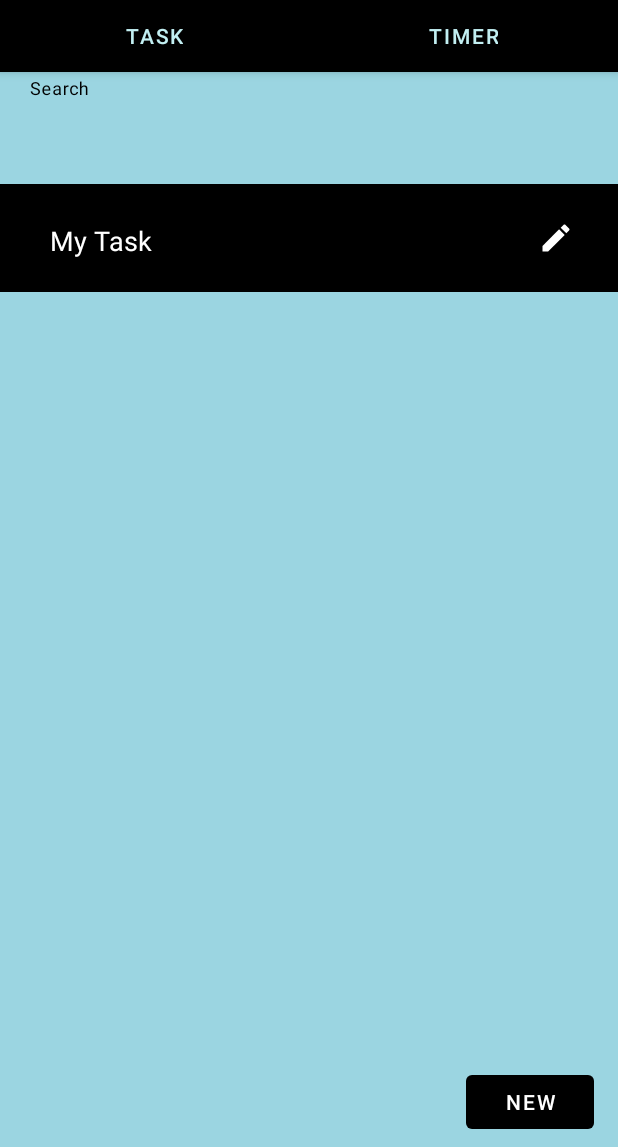
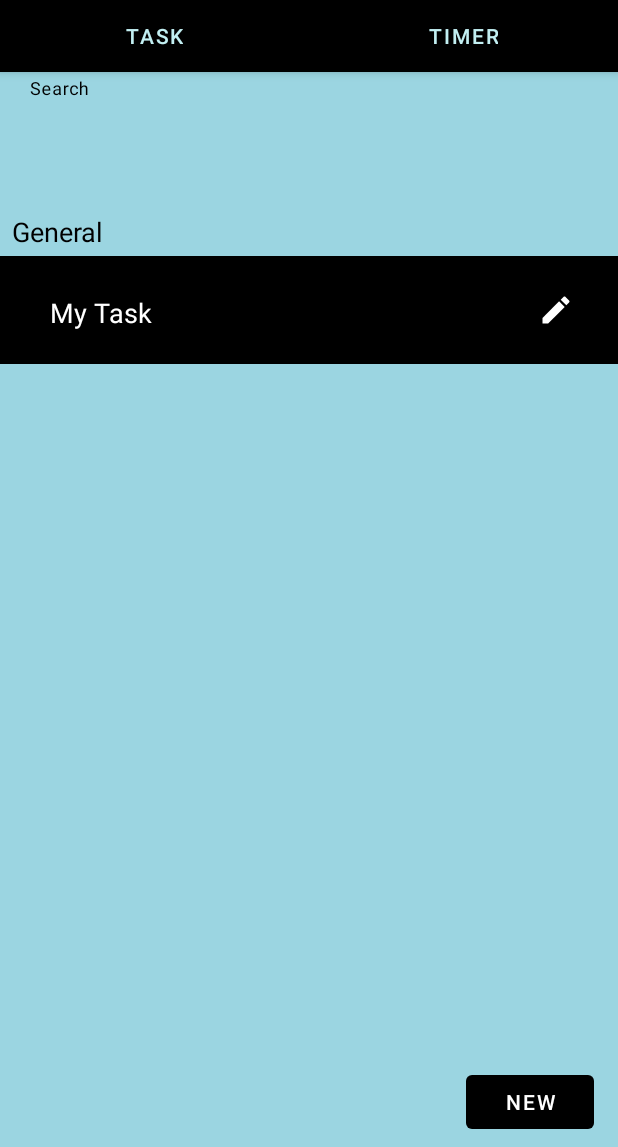
Before and after one commit to carbonXIII/PomodoroApp, an Android app: the ListTaskView screen opened directly, with no data from a screen before it, on a phone screen of 412 x 824 dp, the part 89-1236 px from its top. Run offline under Robolectric (Android 15) with nearby library versions, the phone set to English and light mode, and no system bars.

Commit message:
Display categories as separate sections in the task list, and on the timer screen.

```diff
--- a/project/app/src/main/java/org/team/app/contract/ListTaskContract.java
+++ b/project/app/src/main/java/org/team/app/contract/ListTaskContract.java
@@ -4,9 +4,38 @@ import java.util.UUID;
 import java.util.Collection;
 
 public interface ListTaskContract {
+    static class Element {
+        public final UUID task;
+        public final String category;
+
+        public Element(UUID task) {
+            this.task = task;
+            this.category = null;
+        }
+
+        public Element(String category) {
+            this.task = null;
+            this.category = category;
+        }
+
+        public boolean equals(Object o) {
+            if(o instanceof Element) {
+                Element O = (Element) o;
+                if(this.task != O.task)
+                    return false;
+                if(this.category == null ? O.category != null : !this.category.equals(O.category))
+                    return false;
+
+                return true;
+            }
+
+            return false;
+        }
+    }
+
     interface View extends BaseView<Presenter> {
         /// Update the list of currently displayed tasks (filtered)
-        public void updateTaskList(Collection<UUID> list);
+        public void updateTaskList(Collection<Element> list);
 
         /// Update the currently selected task
         public void selectCurrentTask(UUID task);
--- a/project/app/src/main/java/org/team/app/contract/TimerContract.java
+++ b/project/app/src/main/java/org/team/app/contract/TimerContract.java
@@ -6,6 +6,9 @@ public interface TimerContract {
     interface View extends BaseView<Presenter> {
         /// Set the task name in response to model updates
         void setTaskName(String taskName);
+
+        /// Set the task category in response to model updates
+        void setTaskCategory(String taskCategory);
 
         /// Set the displayed timer title based on type
         void setTimerType(TimerType type);
--- a/project/app/src/main/java/org/team/app/presenter/ListTaskPresenter.java
+++ b/project/app/src/main/java/org/team/app/presenter/ListTaskPresenter.java
@@ -1,6 +1,7 @@
 package org.team.app.presenter;
 
 import org.team.app.contract.ListTaskContract;
+import org.team.app.contract.ListTaskContract.Element;
 import org.team.app.model.TaskStore;
 import org.team.app.model.Task;
 import org.team.app.model.TimerType;
@@ -8,6 +9,8 @@ import org.team.app.model.TimerType;
 import java.util.Collection;
 import java.util.ArrayList;
 import java.util.UUID;
+import java.util.Map;
+import java.util.TreeMap;
 
 public class ListTaskPresenter
     implements ListTaskContract.Presenter, TaskStore.Listener, Task.Listener {
@@ -41,6 +44,7 @@ public class ListTaskPresenter
         reloadTaskList();
     }
 
+    @Override
     public void onTaskCategoryUpdate(Task task, String newCategory) {
         reloadTaskList();
     }
@@ -96,22 +100,38 @@ public class ListTaskPresenter
             }
         }
 
-        Task currentTask = mTaskStore.getCurrentTask();
         this.filtered = mTaskStore.getTasks(currentFilter);
 
-        this.filtered.add(currentTask);
+        Task currentTask = mTaskStore.getCurrentTask();
         currentTask.subscribe(this);
+        if(!this.filtered.contains(currentTask))
+            this.filtered.add(currentTask);
 
-        ArrayList<UUID> inOrder = new ArrayList<UUID>();
-        inOrder.add(currentTask.getUUID());
-
+        TreeMap<String, ArrayList<UUID> > byCategory = new TreeMap<>();
         for(Task task: this.filtered) {
-            if(task.getUUID() != currentTask.getUUID())
-                inOrder.add(task.getUUID());
             task.subscribe(this);
+            if(!byCategory.containsKey(task.getCategory()))
+                byCategory.put(task.getCategory(), new ArrayList<>());
+            byCategory.get(task.getCategory()).add(task.getUUID());
         }
 
-        System.out.println("" + inOrder.size() + ", " + this.filtered.size());
+        ArrayList<Element> inOrder = new ArrayList<Element>();
+        inOrder.add(new Element(currentTask.getCategory()));
+        inOrder.add(new Element(currentTask.getUUID()));
+        for(UUID task: byCategory.get(currentTask.getCategory())) {
+            if(task == currentTask.getUUID())
+                continue;
+            inOrder.add(new Element(task));
+        }
+
+        for(Map.Entry<String, ArrayList<UUID>> group: byCategory.entrySet()) {
+            if(group.getKey().equals(currentTask.getCategory()))
+                continue;
+
+            inOrder.add(new Element(group.getKey()));
+            for(UUID task: group.getValue())
+                inOrder.add(new Element(task));
+        }
 
         mView.updateTaskList(inOrder);
         mView.selectCurrentTask(currentTask.getUUID());
--- a/project/app/src/main/java/org/team/app/presenter/TimerPresenter.java
+++ b/project/app/src/main/java/org/team/app/presenter/TimerPresenter.java
@@ -48,6 +48,7 @@ public class TimerPresenter
         mTask.subscribe(this);
 
         mView.setTaskName(mTask.getName());
+        mView.setTaskCategory(mTask.getCategory());
         timerType = null;
         onPlayButton();
     }
@@ -64,6 +65,8 @@ public class TimerPresenter
 
     @Override
     public void onTaskCategoryUpdate(Task task, String newCategory) {
+        if(task.getUUID() == mTask.getUUID())
+            mView.setTaskCategory(newCategory);
     }
 
     @Override
--- a/project/app/src/main/java/org/team/app/view/ListTaskView.java
+++ b/project/app/src/main/java/org/team/app/view/ListTaskView.java
@@ -18,6 +18,7 @@ import android.widget.Toast;
 import com.google.android.material.textfield.TextInputLayout;
 
 import org.team.app.contract.ListTaskContract;
+import org.team.app.contract.ListTaskContract.Element;
 
 import java.util.ArrayList;
 import java.util.List;
@@ -31,7 +32,7 @@ public class ListTaskView extends FragmentView implements ListTaskContract.View
     protected LinearLayoutManager mLayoutManager;
     protected Adapter mAdapter;
 
-    protected List<UUID> taskList;
+    protected List<Element> taskList;
     protected UUID selectedTask = null;
 
     protected int colorItemBase;
@@ -41,7 +42,7 @@ public class ListTaskView extends FragmentView implements ListTaskContract.View
     public ListTaskView() {
         super(R.layout.screen_list_task);
 
-        taskList = new ArrayList<UUID>();
+        taskList = new ArrayList<>();
     }
 
     @Override
@@ -104,19 +105,26 @@ public class ListTaskView extends FragmentView implements ListTaskContract.View
     }
 
     @Override
-    public void updateTaskList(Collection<UUID> task) {
-        taskList = new ArrayList<UUID>(task);
+    public void updateTaskList(Collection<Element> list) {
+        taskList = new ArrayList<>(list);
         mAdapter.notifyDataSetChanged();
+    }
+
+    private int getTaskIndex(UUID task) {
+        for(int i = 0; i < taskList.size(); i++)
+            if(taskList.get(i).task == task)
+                return i;
+        return -1;
     }
 
     @Override
     public void selectCurrentTask(UUID task) {
         int prevPos = -1;
         if(this.selectedTask != null)
-            prevPos = taskList.indexOf(this.selectedTask);
+            prevPos = getTaskIndex(task);
 
         this.selectedTask = task;
-        int pos = taskList.indexOf(this.selectedTask);
+        int pos = getTaskIndex(this.selectedTask);
 
         // Only update the relevant positions, rather than the entire data set
         if (prevPos < 0)
@@ -137,14 +145,14 @@ public class ListTaskView extends FragmentView implements ListTaskContract.View
             .commit();
     }
 
-    class Adapter extends RecyclerView.Adapter<Adapter.ViewHolder> {
-        class ViewHolder extends RecyclerView.ViewHolder {
+    class Adapter extends RecyclerView.Adapter<RecyclerView.ViewHolder> {
+        class TaskViewHolder extends RecyclerView.ViewHolder {
             protected final TextView taskNameText;
             protected final ImageButton editButton;
 
             protected UUID task = null;
 
-            public ViewHolder(View v) {
+            public TaskViewHolder(View v) {
                 super(v);
 
                 v.setOnClickListener(new View.OnClickListener() {
@@ -194,20 +202,51 @@ public class ListTaskView extends FragmentView implements ListTaskContract.View
             }
         }
 
+        class CategoryViewHolder extends RecyclerView.ViewHolder {
+            protected final TextView categoryNameText;
+
+            public CategoryViewHolder(View v) {
+                super(v);
+
+                this.categoryNameText = v.findViewById(R.id.text_item_name);
+            }
+
+            public void setName(String name) {
+                categoryNameText.setText(name);
+            }
+        }
+
         public Adapter() {
         }
 
         @Override
-        public ViewHolder onCreateViewHolder(ViewGroup view, int viewType) {
-            View v = LayoutInflater.from(view.getContext()).inflate(R.layout.item_task, view, false);
-            return new ViewHolder(v);
+        public int getItemViewType(int position) {
+            return taskList.get(position).task == null ? 1 : 0;
         }
 
         @Override
-        public void onBindViewHolder(ViewHolder holder, final int position) {
-            holder.setTask(taskList.get(position));
-            holder.setName(mPresenter.getTaskName(taskList.get(position)));
-            holder.updateColor(taskList.get(position) == selectedTask, position);
+        public RecyclerView.ViewHolder onCreateViewHolder(ViewGroup view, int viewType) {
+            if(viewType == 0) {
+                View v = LayoutInflater.from(view.getContext()).inflate(R.layout.item_task, view, false);
+                return new TaskViewHolder(v);
+            } else {
+                View v = LayoutInflater.from(view.getContext()).inflate(R.layout.item_category, view, false);
+                return new CategoryViewHolder(v);
+            }
+        }
+
+        @Override
+        public void onBindViewHolder(RecyclerView.ViewHolder _holder, final int position) {
+            if(_holder.getItemViewType() == 0) {
+                TaskViewHolder holder = (TaskViewHolder) _holder;
+                UUID task = taskList.get(position).task;
+                holder.setTask(task);
+                holder.setName(mPresenter.getTaskName(task));
+                holder.updateColor(task == selectedTask, position);
+            } else {
+                CategoryViewHolder holder = (CategoryViewHolder) _holder;
+                holder.setName(taskList.get(position).category);
+            }
         }
 
         @Override
--- a/project/app/src/main/java/org/team/app/view/TimerView.java
+++ b/project/app/src/main/java/org/team/app/view/TimerView.java
@@ -19,6 +19,7 @@ public class TimerView extends FragmentView implements TimerContract.View, Timer
     protected TimerContract.Presenter mPresenter;
     protected TextView titleText;
     protected TextView taskNameText;
+    protected TextView taskCategoryText;
     protected TextView timerText;
     protected Button pauseButton;
     protected Button skipButton;
@@ -52,6 +53,11 @@ public class TimerView extends FragmentView implements TimerContract.View, Timer
     @Override
     public void setTaskName(String taskName) {
         taskNameText.setText(taskName);
+    }
+
+    @Override
+    public void setTaskCategory(String taskCategory) {
+        taskCategoryText.setText(taskCategory);
     }
 
     @Override
@@ -140,6 +146,7 @@ public class TimerView extends FragmentView implements TimerContract.View, Timer
 
         titleText = view.findViewById(R.id.text_task_title);
         taskNameText = view.findViewById(R.id.text_task_name);
+        taskCategoryText = view.findViewById(R.id.text_task_category);
         timerText = view.findViewById(R.id.text_timer);
 
         pauseButton = view.findViewById(R.id.button_pause);
--- /dev/null
+++ b/project/app/src/main/res/layout/item_category.xml
@@ -0,0 +1,27 @@
+<?xml version="1.0" encoding="utf-8"?>
+<androidx.constraintlayout.widget.ConstraintLayout xmlns:android="http://schemas.android.com/apk/res/android"
+    xmlns:app="http://schemas.android.com/apk/res-auto"
+    xmlns:tools="http://schemas.android.com/tools"
+    android:layout_width="match_parent"
+    android:layout_height="@dimen/item_category_height"
+    android:background="@android:color/transparent">
+
+    <TextView
+        android:id="@+id/text_item_name"
+        android:layout_width="0dp"
+        android:layout_height="0dp"
+        android:layout_marginStart="8dp"
+        android:layout_marginLeft="8dp"
+        android:layout_marginTop="16dp"
+        android:layout_marginEnd="8dp"
+        android:layout_marginRight="8dp"
+        android:gravity="center_vertical"
+        android:text="@string/placeholder"
+        android:textColor="@color/colorPrimary"
+        android:textSize="18sp"
+        app:layout_constraintBottom_toBottomOf="parent"
+        app:layout_constraintEnd_toEndOf="parent"
+        app:layout_constraintStart_toStartOf="parent"
+        app:layout_constraintTop_toTopOf="parent"
+        app:layout_constraintVertical_bias="0.384" />
+</androidx.constraintlayout.widget.ConstraintLayout>
--- a/project/app/src/main/res/layout/screen_timer.xml
+++ b/project/app/src/main/res/layout/screen_timer.xml
@@ -64,7 +64,7 @@
         android:id="@+id/text_task_title"
         android:layout_width="279dp"
         android:layout_height="65dp"
-        android:layout_marginTop="100dp"
+        android:layout_marginTop="72dp"
         android:gravity="center"
         android:text="@string/placeholder"
         android:textColor="@color/colorPrimary"
@@ -77,8 +77,10 @@
     <TextView
         android:id="@+id/text_task_name"
         android:layout_width="265dp"
-        android:layout_height="138dp"
-        android:gravity="center"
+        android:layout_height="0dp"
+        android:layout_marginTop="8dp"
+        android:layout_marginBottom="8dp"
+        android:gravity="center_horizontal"
         android:text="@string/placeholder"
         android:textColor="@color/colorPrimary"
         android:textSize="30sp"
@@ -86,7 +88,7 @@
         app:layout_constraintBottom_toTopOf="@+id/button_skip"
         app:layout_constraintEnd_toEndOf="parent"
         app:layout_constraintStart_toStartOf="parent"
-        app:layout_constraintTop_toBottomOf="@+id/imageView" />
+        app:layout_constraintTop_toBottomOf="@+id/text_task_category" />
 
     <TextView
         android:id="@+id/text_timer"
@@ -101,4 +103,17 @@
         app:layout_constraintStart_toStartOf="@+id/imageView"
         app:layout_constraintTop_toTopOf="@+id/imageView" />
 
+    <TextView
+        android:id="@+id/text_task_category"
+        android:layout_width="143dp"
+        android:layout_height="41dp"
+        android:layout_marginTop="12dp"
+        android:gravity="center_vertical"
+        android:text="@string/placeholder"
+        android:textColor="@color/colorBlack"
+        android:textSize="18sp"
+        android:textStyle="bold"
+        app:layout_constraintStart_toStartOf="@+id/text_task_name"
+        app:layout_constraintTop_toBottomOf="@+id/imageView" />
+
 </androidx.constraintlayout.widget.ConstraintLayout>
--- a/project/app/src/main/res/values/dimens.xml
+++ b/project/app/src/main/res/values/dimens.xml
@@ -6,4 +6,5 @@
     <dimen name="fab_margin">16dp</dimen>
     <dimen name="appbar_padding_top">8dp</dimen>
     <dimen name="item_height">72dp</dimen>
+    <dimen name="item_category_height">48dp</dimen>
 </resources>
```
Also changed, not shown: 2 other files.
